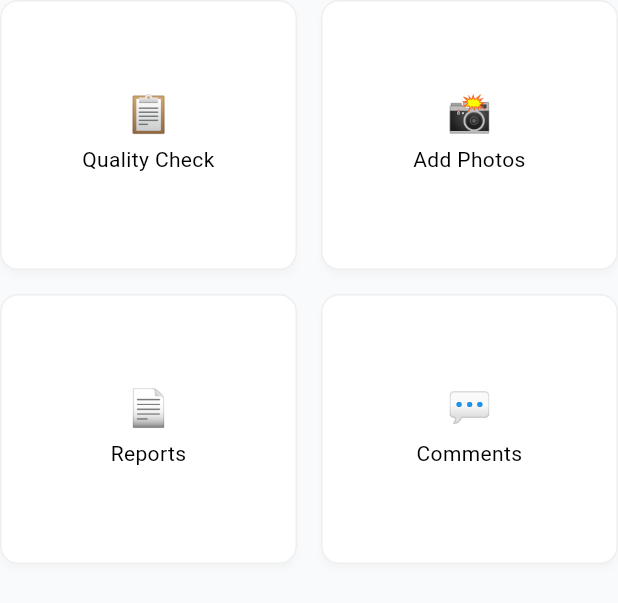
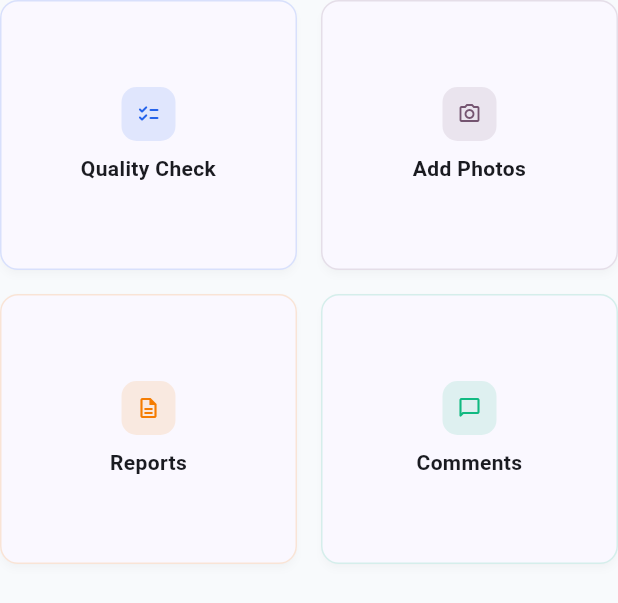
Before and after one commit to lamiaagenedy/architecthup, a Flutter app: the ProjectActionsGrid widget shown alone on an empty page, opened directly with empty values, on a phone screen of 412 x 824 dp. Shown: the top 603 px of the screen. Run offline on Flutter 3.47's test engine with Material 3 defaults, Android fonts, the phone set to English and light mode, and no system bars; our stand-ins replace dio, drift, flutter_riverpod, freezed_annotation, go_router, hive and 1 more; accounts and stored records are empty; generated files the repository leaves out were written again.

Commit message:
feat(project-details): replace checklist button with themed actions grid

```diff
--- a/lib/features/project_details/presentation/screens/project_details_screen.dart
+++ b/lib/features/project_details/presentation/screens/project_details_screen.dart
@@ -98,29 +98,31 @@ class ProjectActionsGrid extends StatelessWidget {
   void _showComingSoon(BuildContext context) {
     final messenger = ScaffoldMessenger.of(context);
     messenger.hideCurrentSnackBar();
-    messenger.showSnackBar(
-      const SnackBar(content: Text('Coming Soon')),
-    );
+    messenger.showSnackBar(const SnackBar(content: Text('Coming Soon')));
   }
 
   @override
   Widget build(BuildContext context) {
+    final colorScheme = Theme.of(context).colorScheme;
+
     return Column(
       children: [
         Row(
           children: [
             Expanded(
               child: ProjectActionCard(
-                icon: '📋',
+                icon: Icons.checklist_rounded,
                 label: 'Quality Check',
+                tintColor: colorScheme.primary,
                 onTap: () => _openQualityCheck(context),
               ),
             ),
             const SizedBox(width: AppDimensions.md),
             Expanded(
               child: ProjectActionCard(
-                icon: '📸',
+                icon: Icons.photo_camera_outlined,
                 label: 'Add Photos',
+                tintColor: colorScheme.tertiary,
                 onTap: () => _showComingSoon(context),
               ),
             ),
@@ -131,16 +133,18 @@ class ProjectActionsGrid extends StatelessWidget {
           children: [
             Expanded(
               child: ProjectActionCard(
-                icon: '📄',
+                icon: Icons.description_outlined,
                 label: 'Reports',
+                tintColor: Colors.orange.shade700,
                 onTap: () => _showComingSoon(context),
               ),
             ),
             const SizedBox(width: AppDimensions.md),
             Expanded(
               child: ProjectActionCard(
-                icon: '💬',
+                icon: Icons.chat_bubble_outline_rounded,
                 label: 'Comments',
+                tintColor: colorScheme.secondary,
                 onTap: () => _showComingSoon(context),
               ),
             ),
@@ -155,27 +159,30 @@ class ProjectActionCard extends StatelessWidget {
   const ProjectActionCard({
     required this.icon,
     required this.label,
+    required this.tintColor,
     required this.onTap,
     super.key,
   });
 
-  final String icon;
+  final IconData icon;
   final String label;
+  final Color tintColor;
   final VoidCallback onTap;
 
   @override
   Widget build(BuildContext context) {
+    final colorScheme = Theme.of(context).colorScheme;
     final textTheme = Theme.of(context).textTheme;
 
     return AspectRatio(
       aspectRatio: 1.1,
       child: Material(
-        color: Colors.white,
+        color: colorScheme.surface,
         elevation: 2,
         shadowColor: Colors.black12,
         shape: RoundedRectangleBorder(
           borderRadius: BorderRadius.circular(12),
-          side: BorderSide(color: Colors.grey.shade200),
+          side: BorderSide(color: tintColor.withValues(alpha: 0.16)),
         ),
         child: InkWell(
           onTap: onTap,
@@ -186,21 +193,24 @@ class ProjectActionCard extends StatelessWidget {
             child: Column(
               mainAxisAlignment: MainAxisAlignment.center,
               children: [
-                Text(
-                  icon,
-                  maxLines: 1,
-                  overflow: TextOverflow.ellipsis,
-                  style: textTheme.headlineSmall?.copyWith(
-                    fontSize: AppDimensions.lg,
-                    height: 1,
+                Container(
+                  width: AppDimensions.xl + AppDimensions.xs,
+                  height: AppDimensions.xl + AppDimensions.xs,
+                  decoration: BoxDecoration(
+                    color: tintColor.withValues(alpha: 0.12),
+                    borderRadius: BorderRadius.circular(AppDimensions.sm + 2),
                   ),
+                  child: Icon(icon, color: tintColor, size: AppDimensions.md),
                 ),
                 const SizedBox(height: AppDimensions.sm),
                 Text(
                   label,
                   maxLines: 1,
                   overflow: TextOverflow.ellipsis,
-                  style: textTheme.bodyMedium,
+                  style: textTheme.bodyMedium?.copyWith(
+                    fontWeight: FontWeight.w700,
+                    color: colorScheme.onSurface,
+                  ),
                   textAlign: TextAlign.center,
                 ),
               ],
```
